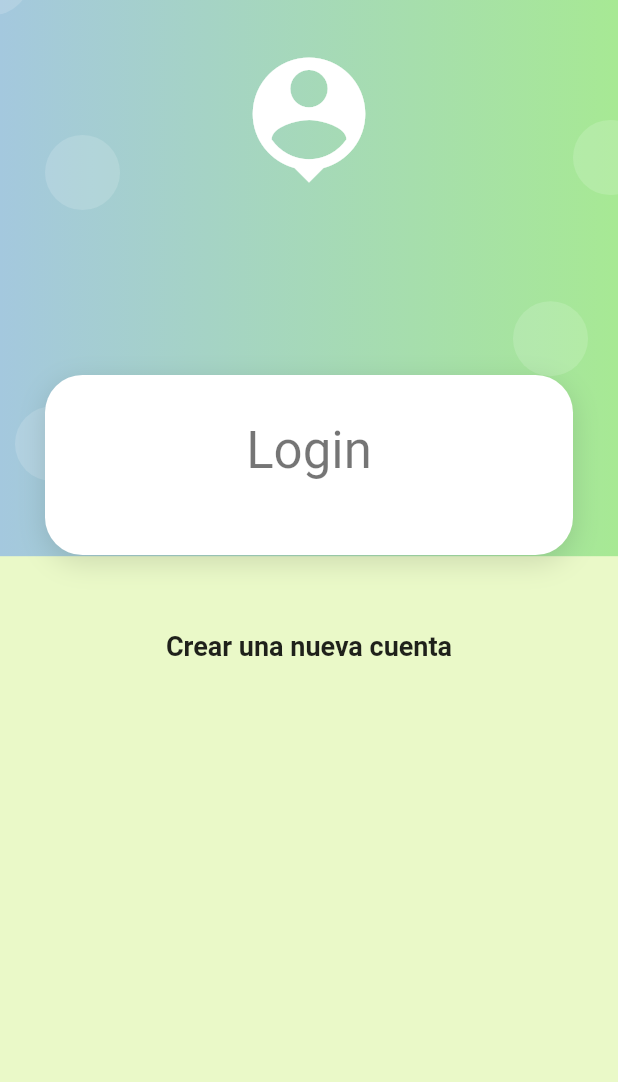
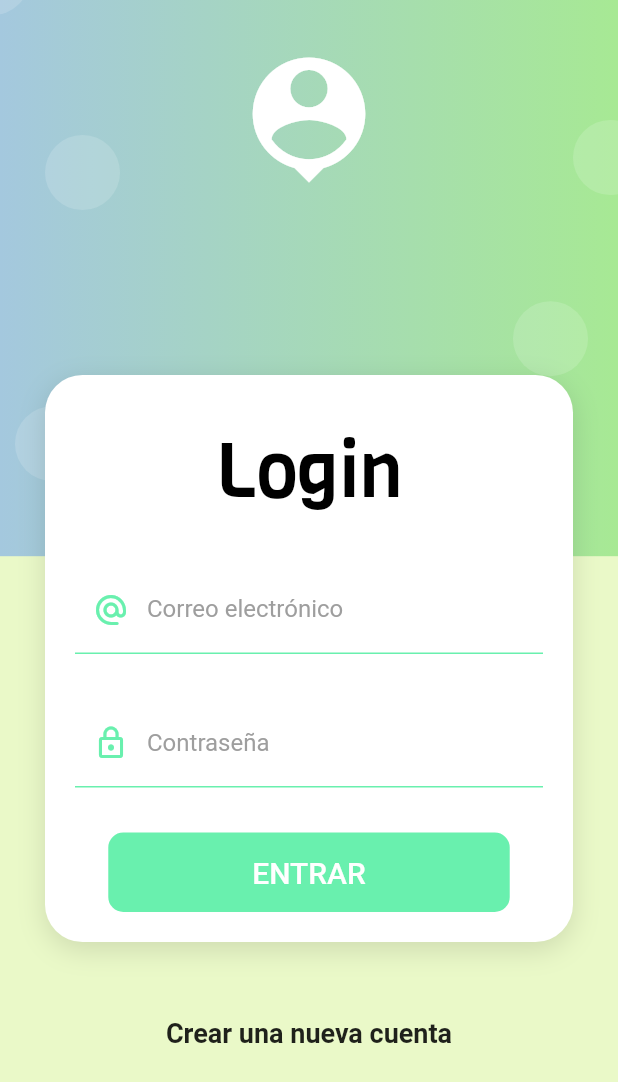
Before and after one commit to carmenortuno/ejemplo_provider, a Flutter app: the screen it shows after launch, on a phone screen of 412 x 824 dp. Shown: the top 1082 px of the screen. Run offline on Flutter 3.47's test engine with Material 2 defaults, Android fonts, the phone set to English and light mode, and no system bars; Roboto replaces fonts that are missing (titan).

Commit message:
estilo texto

```diff
--- a/lib/screens/login_screen.dart
+++ b/lib/screens/login_screen.dart
@@ -1,6 +1,7 @@
 import 'package:flutter/material.dart';
-import 'package:provider/provider.dart';
+
 import 'package:ejemplo_provider/ui/input_decorations.dart';
+import 'package:ejemplo_provider/ui/textstyle_texto.dart';
 import 'package:ejemplo_provider/widget/login_background.dart';
 import 'package:ejemplo_provider/widget/card_container.dart';
 
@@ -20,8 +21,9 @@ class LoginScreen extends StatelessWidget {
                       child: Column(
                         children: [
                           SizedBox( height: 10 ),
-                          Text('Login', style: Theme.of(context).textTheme.headline4 ),
+                          Text('Login',style:TextStyleTexto.textoTitPrincipal()),
                           SizedBox( height: 30 ),
+                          _LoginForm()
 
                         ],
                       )
@@ -48,8 +50,9 @@ class _LoginForm extends StatelessWidget {
 
     return Container(
       child: Form(
-        //key: loginForm.formKey,
+
         key: formKey,
+
         autovalidateMode: AutovalidateMode.onUserInteraction,
 
         child: Column(
@@ -63,8 +66,10 @@ class _LoginForm extends StatelessWidget {
                   labelText: 'Correo electrónico',
                   prefixIcon: Icons.alternate_email_rounded
               ),
-              //onChanged: ( value ) => loginForm.email = value,
-              onChanged: (value) =>{},
+
+              onChanged: (value) =>{
+                print (value)
+              },
               validator: ( value ) {
 
                 String pattern = r'^(([^<>()[\]\\.,;:\s@\"]+(\.[^<>()[\]\\.,;:\s@\"]+)*)|(\".+\"))@((\[[0-9]{1,3}\.[0-9]{1,3}\.[0-9]{1,3}\.[0-9]{1,3}\])|(([a-zA-Z\-0-9]+\.)+[a-zA-Z]{2,}))$';
@@ -88,7 +93,7 @@ class _LoginForm extends StatelessWidget {
                   labelText: 'Contraseña',
                   prefixIcon: Icons.lock_outline
               ),
-             // onChanged: ( value ) => loginForm.password = value,
+
               onChanged: (value) => { print (value)},
               validator: ( value ) {
 
@@ -105,12 +110,12 @@ class _LoginForm extends StatelessWidget {
                 shape: RoundedRectangleBorder(borderRadius: BorderRadius.circular(10)),
                 disabledColor: Colors.grey,
                 elevation: 0,
-                color: Colors.deepPurple,
+                color: Colors.greenAccent,
                 child: Container(
                     padding: EdgeInsets.symmetric( horizontal: 80, vertical: 15),
                     child: Text(
                       "ENTRAR",
-                      style: TextStyle( color: Colors.white ),
+                      style:TextStyleTexto.textoBtn(),
                     )
                 ),
                 onPressed:
--- /dev/null
+++ b/lib/ui/textstyle_texto.dart
@@ -0,0 +1,25 @@
+import 'package:flutter/material.dart';
+
+class TextStyleTexto{
+  static TextStyle textoApp(){
+    return const TextStyle(
+      color: Color.fromRGBO(254,164,134, 1),
+      fontFamily: 'dm',
+      fontSize: 22
+    );
+  }
+  static TextStyle textoTitPrincipal(){
+    return const TextStyle(
+        color: Colors.black,
+        fontFamily: 'viga',
+        fontSize: 50
+    );
+  }
+  static TextStyle textoBtn(){
+    return const TextStyle(
+        color: Colors.white,
+        fontFamily: 'titan',
+        fontSize: 20
+    );
+  }
+}
```
Also changed, not shown: pubspec.yaml (+9 -27 lines), fonts/dmthin.ttf (added), fonts/titan.ttf (added), fonts/viga.ttf (added).
